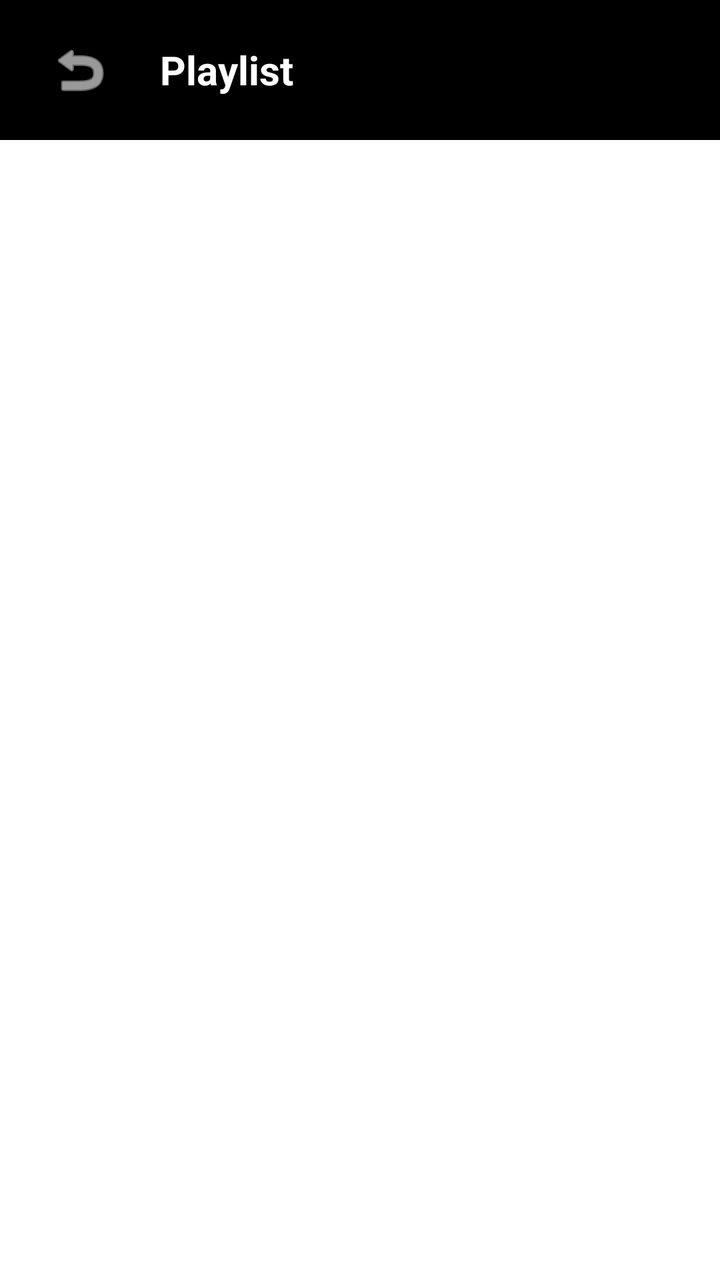
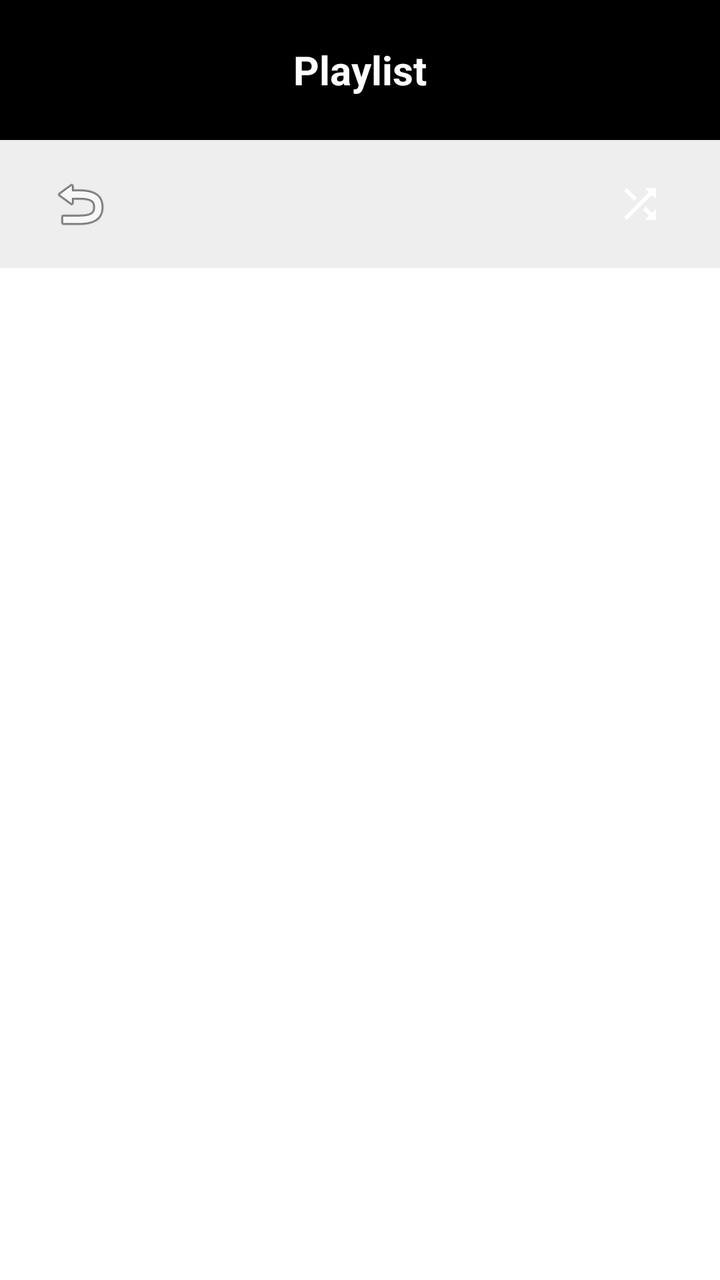

The first picture is an Android layout as it rendered before a commit; the second is the same layout after the commit. The layout source and the unified diff follow.
<!-- AndroidManifest.xml: application theme Theme.SimpleMusicPlayer -->
<!-- res/layout/activity_playlist_songs.xml -->
<?xml version="1.0" encoding="utf-8"?>
<RelativeLayout xmlns:android="http://schemas.android.com/apk/res/android"
    xmlns:app="http://schemas.android.com/apk/res-auto"
    android:layout_width="match_parent"
    android:layout_height="match_parent"
    android:background="#FFFFFF">

    
    <LinearLayout
        android:id="@+id/headerBar"
        android:layout_width="match_parent"
        android:layout_height="70dp"
        android:layout_alignParentTop="true"
        android:background="#000000"
        android:gravity="center_vertical"
        android:orientation="horizontal"
        android:paddingHorizontal="16dp">

        <ImageButton
            android:id="@+id/btnBack"
            android:layout_width="48dp"
            android:layout_height="48dp"
            android:src="@android:drawable/ic_menu_revert"
            android:background="@android:color/transparent"
            app:tint="#FFFFFF"/>

        <TextView
            android:id="@+id/playlistTitle"
            android:layout_width="0dp"
            android:layout_height="wrap_content"
            android:layout_weight="1"
            android:layout_marginStart="16dp"
            android:text="Playlist"
            android:textColor="#FFFFFF"
            android:textSize="20sp"
            android:textStyle="bold"
            android:maxLines="1"
            android:ellipsize="end"/>
    </LinearLayout>

    
    <androidx.recyclerview.widget.RecyclerView
        android:id="@+id/recyclerView"
        android:layout_width="match_parent"
        android:layout_height="match_parent"
        android:layout_below="@id/headerBar"
        android:padding="4dp"/>

</RelativeLayout>
<!-- resources referenced by this layout -->
<resources>
  <style name="Theme.SimpleMusicPlayer" parent="Base.Theme.SimpleMusicPlayer" />
  <style name="Base.Theme.SimpleMusicPlayer" parent="Theme.Material3.DayNight.NoActionBar">
          
          <item name="android:windowBackground">@android:color/darker_gray</item>
      </style>
</resources>

<!-- the commit's change to res/layout/activity_playlist_songs.xml (unified diff, before → after) -->
@@ -12,24 +12,13 @@
         android:layout_height="70dp"
         android:layout_alignParentTop="true"
         android:background="#000000"
-        android:gravity="center_vertical"
-        android:orientation="horizontal"
-        android:paddingHorizontal="16dp">
-
-        <ImageButton
-            android:id="@+id/btnBack"
-            android:layout_width="48dp"
-            android:layout_height="48dp"
-            android:src="@android:drawable/ic_menu_revert"
-            android:background="@android:color/transparent"
-            app:tint="#FFFFFF"/>
+        android:gravity="center"
+        android:orientation="vertical">
 
         <TextView
             android:id="@+id/playlistTitle"
-            android:layout_width="0dp"
+            android:layout_width="wrap_content"
             android:layout_height="wrap_content"
-            android:layout_weight="1"
-            android:layout_marginStart="16dp"
             android:text="Playlist"
             android:textColor="#FFFFFF"
             android:textSize="20sp"
@@ -39,11 +28,100 @@
     </LinearLayout>
 
     
+    <LinearLayout
+        android:id="@+id/controlButtonsRow"
+        android:layout_width="match_parent"
+        android:layout_height="wrap_content"
+        android:layout_below="@id/headerBar"
+        android:background="#EEEEEE"
+        android:orientation="horizontal"
+        android:paddingVertical="8dp"
+        android:gravity="center">
+
+        <ImageButton
+            android:id="@+id/btnBack"
+            android:layout_width="48dp"
+            android:layout_height="48dp"
+            android:layout_marginStart="16dp"
+            android:src="@android:drawable/ic_menu_revert"
+            android:background="@android:color/transparent"
+            android:contentDescription="Back"/>
+
+        <View
+            android:layout_width="0dp"
+            android:layout_height="1dp"
+            android:layout_weight="1"/>
+
+        <ImageButton
+            android:id="@+id/btnShuffle"
+            android:layout_width="48dp"
+            android:layout_height="48dp"
+            android:layout_marginEnd="16dp"
+            android:src="@drawable/ic_shuffle"
+            android:background="@android:color/transparent"
+            android:contentDescription="Shuffle playlist"/>
+    </LinearLayout>
+
+    
     <androidx.recyclerview.widget.RecyclerView
         android:id="@+id/recyclerView"
         android:layout_width="match_parent"
         android:layout_height="match_parent"
-        android:layout_below="@id/headerBar"
+        android:layout_below="@id/controlButtonsRow"
+        android:layout_above="@id/miniPlayer"
         android:padding="4dp"/>
 
+    
+    <LinearLayout
+        android:id="@+id/miniPlayer"
+        android:layout_width="match_parent"
+        android:layout_height="60dp"
+        android:layout_alignParentBottom="true"
+        android:orientation="horizontal"
+        android:gravity="center_vertical"
+        android:padding="8dp"
+        android:background="#EEEEEE"
+        android:visibility="gone">
+
+        <TextView
+            android:id="@+id/miniSongTitle"
+            android:layout_width="0dp"
+            android:layout_height="wrap_content"
+            android:layout_weight="1"
+            android:text="Song Name"
+            android:textSize="14sp"
+            android:textColor="#000000"
+            android:ellipsize="end"
+            android:maxLines="1"/>
+
+        <ImageButton
+            android:id="@+id/btnPrev"
+            android:layout_width="40dp"
+            android:layout_height="40dp"
+            android:src="@android:drawable/ic_media_previous"
+            android:background="@android:color/transparent"/>
+
+        <ImageButton
+            android:id="@+id/btnPlayPause"
+            android:layout_width="40dp"
+            android:layout_height="40dp"
+            android:src="@android:drawable/ic_media_play"
+            android:background="@android:color/transparent"/>
+
+        <ImageButton
+            android:id="@+id/btnNext"
+            android:layout_width="40dp"
+            android:layout_height="40dp"
+            android:src="@android:drawable/ic_media_next"
+            android:background="@android:color/transparent"/>
+
+        <ImageButton
+            android:id="@+id/btnClose"
+            android:layout_width="40dp"
+            android:layout_height="40dp"
+            android:src="@android:drawable/ic_menu_close_clear_cancel"
+            android:background="@android:color/transparent"
+            android:contentDescription="Close player"/>
+    </LinearLayout>
+
 </RelativeLayout>
<!-- resource entries referenced after the edit -->
@@ -1,5 +1,16 @@
 <!-- resources referenced by this layout -->
 <resources>
+  <!-- drawable ic_shuffle (drawable) -->
+  <?xml version="1.0" encoding="utf-8"?>
+  <vector xmlns:android="http://schemas.android.com/apk/res/android"
+      android:width="24dp"
+      android:height="24dp"
+      android:viewportWidth="24"
+      android:viewportHeight="24">
+      <path
+          android:fillColor="#FFFFFF"
+          android:pathData="M10.59,9.17L5.41,4 4,5.41 9.17,10.58zM14.5,4l2.04,2.04L4,18.59 5.41,20 17.96,7.46 20,9.5V4zM14.83,13.41l-1.41,1.41 3.13,3.13L14.5,20H20v-5.5l-2.04,2.04z"/>
+  </vector>
   <style name="Theme.SimpleMusicPlayer" parent="Base.Theme.SimpleMusicPlayer" />
   <style name="Base.Theme.SimpleMusicPlayer" parent="Theme.Material3.DayNight.NoActionBar">
           
